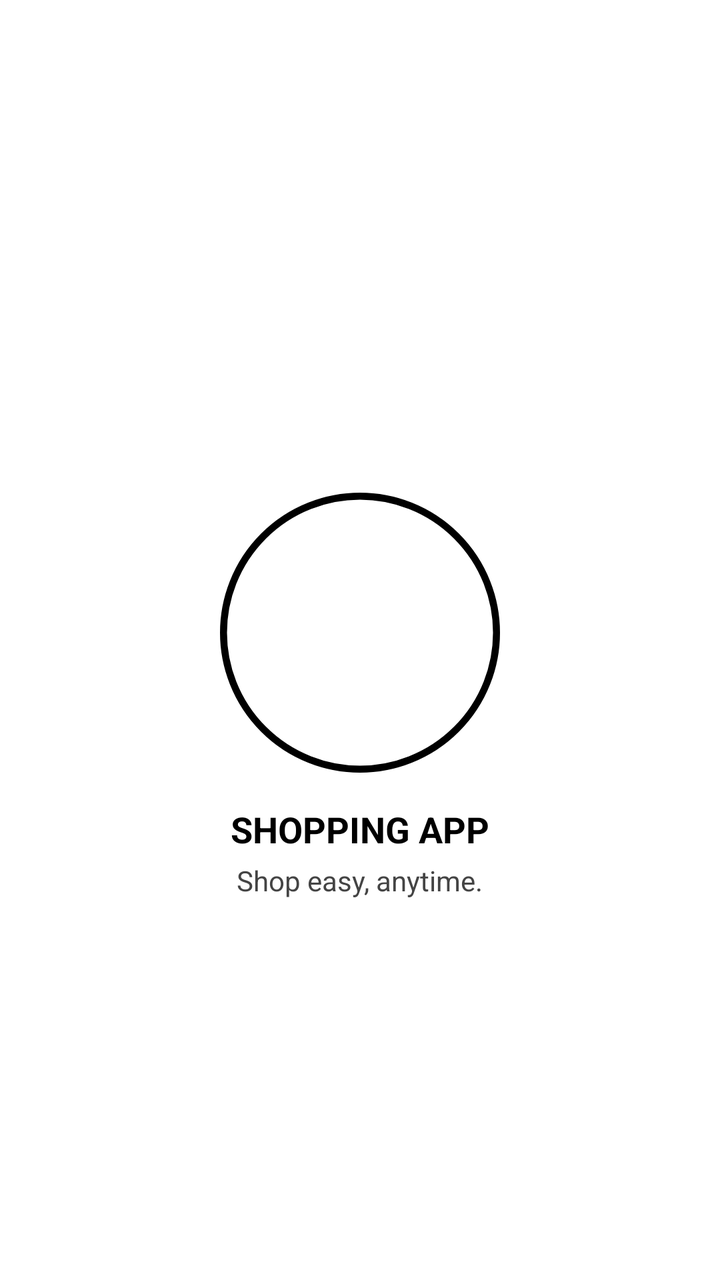
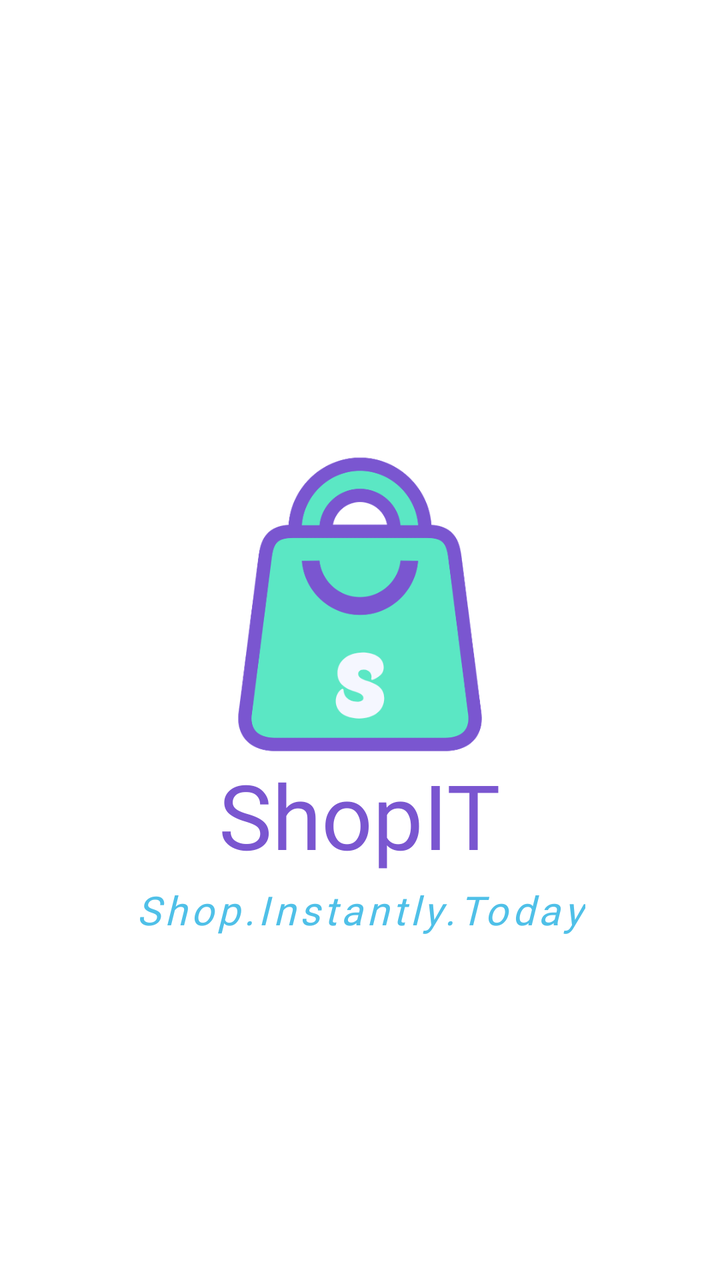

An Android layout rendered at two revisions. The XML below is the earlier revision; the diff shows what the commit changed to produce the second picture.
<!-- AndroidManifest.xml: activity theme Theme.ShoppingApp.NoActionBar -->
<!-- res/layout/activity_welcome.xml -->
<?xml version="1.0" encoding="utf-8"?>
<androidx.drawerlayout.widget.DrawerLayout
    xmlns:android="http://schemas.android.com/apk/res/android"
    xmlns:app="http://schemas.android.com/apk/res-auto"
    android:id="@+id/welcome_drawer_layout"
    android:layout_width="match_parent"
    android:layout_height="match_parent"
    android:background="#FFFFFF"
    android:fitsSystemWindows="true">

    
    <LinearLayout
        android:layout_width="match_parent"
        android:layout_height="match_parent"
        android:background="#FFFFFF"
        android:orientation="vertical">

        <com.google.android.material.appbar.MaterialToolbar
            android:id="@+id/welcome_toolbar"
            android:layout_width="match_parent"
            android:layout_height="?attr/actionBarSize"
            android:background="#FFFFFF"
            android:theme="@style/ThemeOverlay.AppCompat.Light" />

        <LinearLayout
            android:layout_width="match_parent"
            android:layout_height="0dp"
            android:layout_weight="1"
            android:gravity="center"
            android:orientation="vertical">

            <ImageView
                android:layout_width="140dp"
                android:layout_height="140dp"
                android:contentDescription="App logo"
                android:src="@drawable/circle_logo" />

            <TextView
                android:layout_width="wrap_content"
                android:layout_height="wrap_content"
                android:layout_marginTop="16dp"
                android:text="SHOPPING APP"
                android:textColor="#000000"
                android:textSize="18sp"
                android:textStyle="bold" />

            <TextView
                android:layout_width="wrap_content"
                android:layout_height="wrap_content"
                android:layout_marginTop="4dp"
                android:text="Shop easy, anytime."
                android:textColor="#444444"
                android:textSize="14sp" />
        </LinearLayout>
    </LinearLayout>

    
    <com.google.android.material.navigation.NavigationView
        android:id="@+id/welcome_nav_view"
        android:layout_width="wrap_content"
        android:layout_height="match_parent"
        android:layout_gravity="start"
        android:background="#FFFFFF"
        android:fitsSystemWindows="true"
        app:headerLayout="@layout/welcome_nav_header"
        app:itemTextColor="#000000"
        app:menu="@menu/welcome_drawer_menu" />

</androidx.drawerlayout.widget.DrawerLayout>
<!-- res/layout/welcome_nav_header.xml (included above) -->
<?xml version="1.0" encoding="utf-8"?>
<LinearLayout xmlns:android="http://schemas.android.com/apk/res/android"
    android:layout_width="match_parent"
    android:layout_height="wrap_content"
    android:background="#FFFFFF"
    android:orientation="vertical">

    <LinearLayout
        android:layout_width="match_parent"
        android:layout_height="wrap_content"
        android:orientation="vertical"
        android:padding="16dp">

        <ImageView
            android:layout_width="48dp"
            android:layout_height="48dp"
            android:contentDescription="App logo"
            android:src="@drawable/circle_logo" />

        <TextView
            android:layout_width="wrap_content"
            android:layout_height="wrap_content"
            android:layout_marginTop="8dp"
            android:text="Shopping App"
            android:textColor="#000000"
            android:textSize="16sp"
            android:textStyle="bold" />
    </LinearLayout>

    <View
        android:layout_width="match_parent"
        android:layout_height="1dp"
        android:background="#000000" />
</LinearLayout>
<!-- resources referenced by this layout -->
<resources>
  <!-- drawable circle_logo (drawable) -->
  <?xml version="1.0" encoding="utf-8"?>
  <shape xmlns:android="http://schemas.android.com/apk/res/android"
      android:shape="oval">
      <solid android:color="#FFFFFF" />
      <stroke
          android:width="3dp"
          android:color="#000000" />
      <size
          android:width="120dp"
          android:height="120dp" />
  </shape>
  <style name="Theme.ShoppingApp.NoActionBar">
          <item name="windowActionBar">false</item>
          <item name="windowNoTitle">true</item>
      </style>
</resources>

<!-- the commit's change to res/layout/activity_welcome.xml (unified diff, before → after) -->
@@ -5,7 +5,7 @@
     android:id="@+id/welcome_drawer_layout"
     android:layout_width="match_parent"
     android:layout_height="match_parent"
-    android:background="#FFFFFF"
+    android:background="@color/offwhite"
     android:fitsSystemWindows="true">
 
     
@@ -30,27 +30,29 @@
             android:orientation="vertical">
 
             <ImageView
-                android:layout_width="140dp"
-                android:layout_height="140dp"
+                android:layout_width="150dp"
+                android:layout_height="150dp"
                 android:contentDescription="App logo"
-                android:src="@drawable/circle_logo" />
+                android:src="@drawable/shopit_logo" />
 
             <TextView
                 android:layout_width="wrap_content"
                 android:layout_height="wrap_content"
-                android:layout_marginTop="16dp"
-                android:text="SHOPPING APP"
-                android:textColor="#000000"
-                android:textSize="18sp"
-                android:textStyle="bold" />
+                android:text="ShopIT"
+                android:textColor="@color/purple"
+                android:textSize="45sp"
+                android:fontFamily="@font/funkybird"/>
 
             <TextView
                 android:layout_width="wrap_content"
                 android:layout_height="wrap_content"
                 android:layout_marginTop="4dp"
-                android:text="Shop easy, anytime."
-                android:textColor="#444444"
-                android:textSize="14sp" />
+                android:text="Shop.Instantly.Today"
+                android:textColor="@color/lightblue"
+                android:textSize="20sp"
+                android:textStyle="italic"
+                android:letterSpacing="0.1"
+                android:fontFamily="@font/poppins"/>
         </LinearLayout>
     </LinearLayout>
 
@@ -77,24 +79,29 @@
 
     <LinearLayout
         android:layout_width="match_parent"
-        android:layout_height="wrap_content"
-        android:orientation="vertical"
-        android:padding="16dp">
+        android:layout_height="match_parent"
+        android:background="@color/purple"
+        android:orientation="horizontal"
+        android:padding="14dp">
 
         <ImageView
             android:layout_width="48dp"
             android:layout_height="48dp"
+            android:layout_gravity="center"
+            android:layout_marginTop="10dp"
             android:contentDescription="App logo"
-            android:src="@drawable/circle_logo" />
+            android:src="@drawable/shopit_logo" />
 
         <TextView
             android:layout_width="wrap_content"
             android:layout_height="wrap_content"
-            android:layout_marginTop="8dp"
-            android:text="Shopping App"
-            android:textColor="#000000"
-            android:textSize="16sp"
-            android:textStyle="bold" />
+            android:layout_gravity="center"
+            android:layout_marginTop="10dp"
+            android:layout_marginLeft="5dp"
+            android:fontFamily="@font/funkybird"
+            android:text="ShopIT"
+            android:textColor="@color/offwhite"
+            android:textSize="30sp" />
     </LinearLayout>
 
     <View
<!-- resource entries referenced after the edit -->
@@ -1,18 +1,10 @@
 <!-- resources referenced by this layout -->
 <resources>
-  <!-- drawable circle_logo (drawable) -->
-  <?xml version="1.0" encoding="utf-8"?>
-  <shape xmlns:android="http://schemas.android.com/apk/res/android"
-      android:shape="oval">
-      <solid android:color="#FFFFFF" />
-      <stroke
-          android:width="3dp"
-          android:color="#000000" />
-      <size
-          android:width="120dp"
-          android:height="120dp" />
-  </shape>
-  <style name="Theme.ShoppingApp.NoActionBar">
+  <color name="lightblue">#4fc0e8</color>
+  <color name="offwhite">#f5f7ff</color>
+  <color name="purple">#7a56d0</color>
+  <!-- drawable shopit_logo: png bitmap (drawable, 33179 bytes) -->
+  <style name="Theme.ShoppingApp.NoActionBar" parent="Theme.MaterialComponents.DayNight.NoActionBar">
           <item name="windowActionBar">false</item>
           <item name="windowNoTitle">true</item>
       </style>
